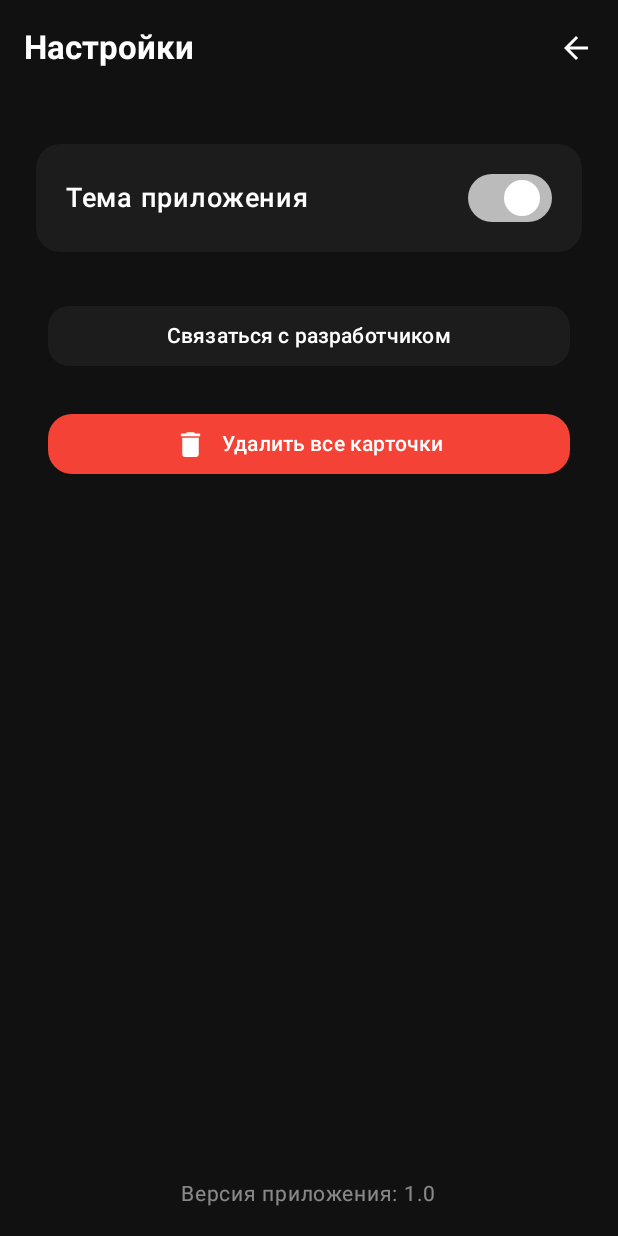
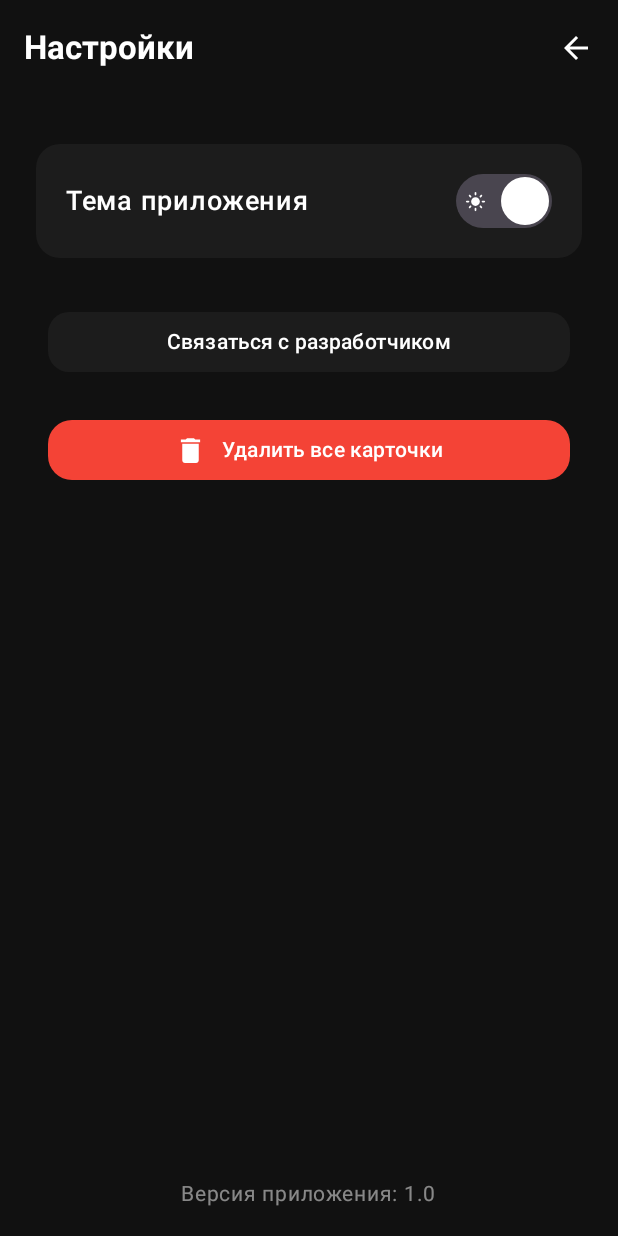
Before and after one commit to Merrcurys/SeaCard, an Android app built with Jetpack Compose: the SettingsActivity screen opened directly, with no data from a screen before it, on a phone screen of 412 x 824 dp. Run offline under Robolectric (Android 15) with nearby library versions, the phone set to English and light mode, and no system bars.

Commit message:
add new tumbler theme

```diff
--- a/app/src/main/java/com/example/seacard/CardDetailActivity.kt
+++ b/app/src/main/java/com/example/seacard/CardDetailActivity.kt
@@ -45,7 +45,6 @@ import androidx.core.graphics.set
 import androidx.core.graphics.createBitmap
 import androidx.core.content.edit
 import androidx.core.net.toUri
-import com.example.seacard.CardInputSection
 
 class CardDetailActivity : ComponentActivity() {
     private var originalBrightness: Float = 0f
@@ -457,7 +456,7 @@ fun CardDetailScreen(
 // Функция для форматирования штрихкода с отступами по стандарту
 fun formatBarcodeForStandard(code: String, codeType: String): String {
     return when (codeType.lowercase()) {
-        "ean13" -> code.chunked(1) // EAN-13: 1-6-6 (обычно 1 6 6, но для простоты разбить по 1)
+        "ean13" -> code.chunked(1)
             .let { if (it.size >= 13) it[0] + " " + it.subList(1,7).joinToString("") + " " + it.subList(7,13).joinToString("") else code }
         "upca" -> code.chunked(1)
             .let { if (it.size >= 12) it[0] + " " + it.subList(1,6).joinToString("") + " " + it.subList(6,11).joinToString("") + " " + it[11] else code }
--- a/app/src/main/java/com/example/seacard/SettingsActivity.kt
+++ b/app/src/main/java/com/example/seacard/SettingsActivity.kt
@@ -40,6 +40,13 @@ import androidx.compose.material.icons.filled.Delete
 import androidx.compose.ui.platform.LocalContext
 import androidx.compose.ui.unit.sp
 import androidx.core.net.toUri
+import androidx.compose.material.icons.filled.DarkMode
+import androidx.compose.material.icons.filled.LightMode
+import androidx.compose.animation.core.animateDpAsState
+import androidx.compose.animation.core.tween
+import androidx.compose.animation.animateColorAsState
+import androidx.compose.foundation.border
+import androidx.compose.foundation.shape.CircleShape
 
 class SettingsActivity : ComponentActivity() {
     override fun onCreate(savedInstanceState: Bundle?) {
@@ -106,7 +113,7 @@ fun SettingsScreen(isDarkTheme: Boolean, onThemeChange: (Boolean) -> Unit, onBac
                 colors = TopAppBarDefaults.topAppBarColors(containerColor = topBarColor)
             )
             Spacer(modifier = Modifier.height(32.dp))
-            // Кастомный тумблер темы
+            // Тумблер смены темы
             Surface(
                 shape = RoundedCornerShape(16.dp),
                 tonalElevation = 0.dp,
@@ -130,28 +137,61 @@ fun SettingsScreen(isDarkTheme: Boolean, onThemeChange: (Boolean) -> Unit, onBac
                         fontSize = 18.sp
                     )
                     // Кастомный тумблер
+                    val switchWidth = 64.dp
+                    val switchHeight = 36.dp
+                    val thumbSize = 32.dp
+                    val padding = 2.dp
+                    val thumbOffset by animateDpAsState(
+                        targetValue = if (isDarkTheme) switchWidth - thumbSize - padding else padding,
+                        animationSpec = tween(durationMillis = 300), label = "thumbOffset"
+                    )
+                    val trackColor by animateColorAsState(
+                        targetValue = colorScheme.surfaceVariant,
+                        animationSpec = tween(durationMillis = 300), label = "trackColor"
+                    )
+                    val iconColor = if (isDarkTheme) Color.White else Color(0xFF222222)
                     Box(
                         modifier = Modifier
-                            .height(32.dp)
-                            .width(56.dp)
-                            .background(
-                                if (isDarkTheme) colorScheme.primary.copy(alpha = 0.7f) else colorScheme.surfaceVariant,
-                                shape = RoundedCornerShape(16.dp)
-                            )
-                            .clickable { onThemeChange(!isDarkTheme) },
+                            .width(switchWidth)
+                            .height(switchHeight)
+                            .background(trackColor, shape = RoundedCornerShape(18.dp))
+                            .clickable(
+                                interactionSource = remember { MutableInteractionSource() },
+                                indication = null
+                            ) { onThemeChange(!isDarkTheme) },
                         contentAlignment = Alignment.CenterStart
                     ) {
-                        androidx.compose.animation.AnimatedContent(targetState = isDarkTheme, label = "") { checked ->
-                            Box(
-                                modifier = Modifier
-                                    .padding(start = if (checked) 24.dp else 4.dp, end = if (checked) 4.dp else 24.dp)
-                                    .size(24.dp)
-                                    .background(
-                                        if (checked) colorScheme.primary else colorScheme.onPrimary,
-                                        shape = RoundedCornerShape(12.dp)
-                                    )
-                            )
-                        }
+                        // Солнце
+                        Icon(
+                            imageVector = Icons.Filled.LightMode,
+                            contentDescription = "Светлая тема",
+                            tint = iconColor,
+                            modifier = Modifier
+                                .size(20.dp)
+                                .align(Alignment.CenterStart)
+                                .padding(start = 6.dp)
+                        )
+                        // Луна
+                        Icon(
+                            imageVector = Icons.Filled.DarkMode,
+                            contentDescription = "Темная тема",
+                            tint = iconColor,
+                            modifier = Modifier
+                                .size(20.dp)
+                                .align(Alignment.CenterEnd)
+                                .padding(end = 6.dp)
+                        )
+                        // Кружок
+                        Box(
+                            modifier = Modifier
+                                .offset(x = thumbOffset)
+                                .size(thumbSize)
+                                .background(
+                                    if (isDarkTheme) colorScheme.primary else colorScheme.onPrimary,
+                                    shape = CircleShape
+                                )
+                                .border(1.dp, colorScheme.onSurface.copy(alpha = 0.1f), CircleShape)
+                        )
                     }
                 }
             }
```
Also changed, not shown: app/src/main/java/com/example/seacard/ScanCardActivity.kt (+0 -7 lines).
